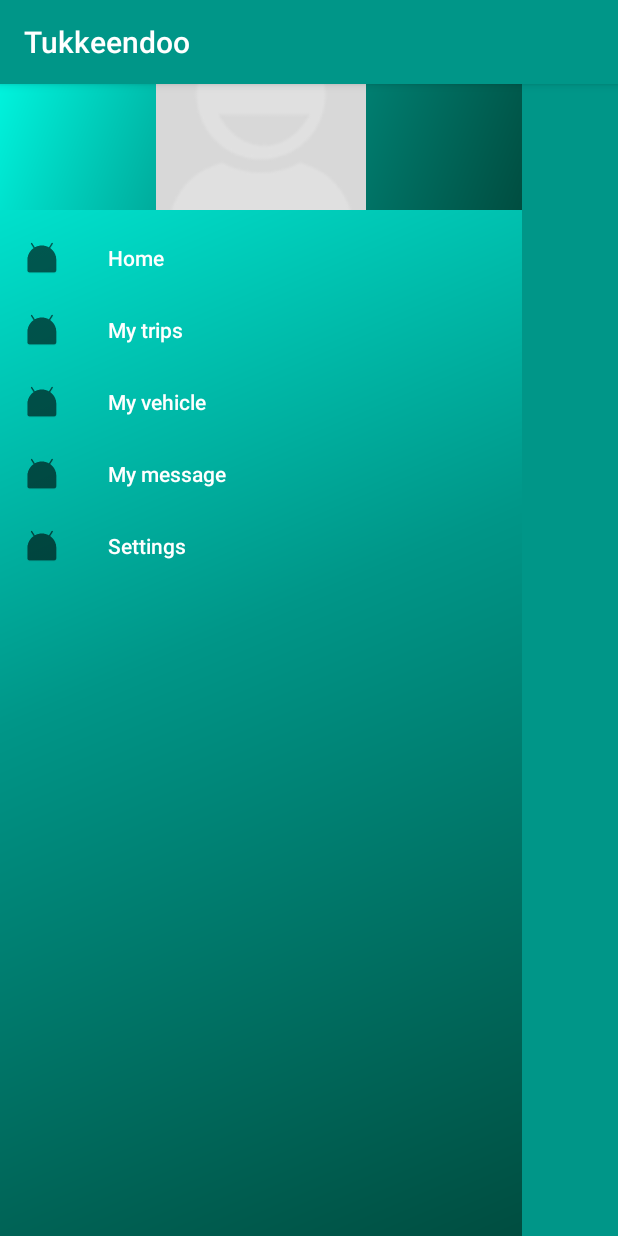
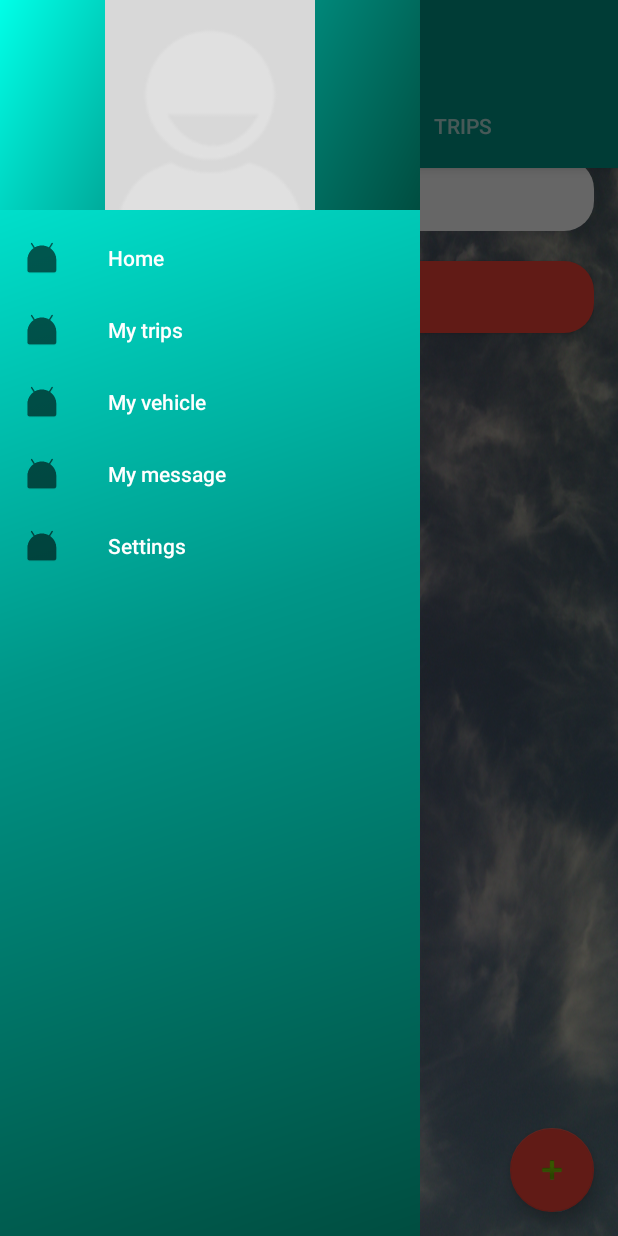
Before and after one commit to Toolbi/wootekay, an Android app: the MainActivity screen opened directly, with no data from a screen before it, with the side drawer open, on a phone screen of 412 x 824 dp. Run offline under Robolectric (Android 15) with nearby library versions, the phone set to English and light mode, and no system bars; network calls fail.

Commit message:
- Main view design

```diff
--- a/Tukkeendoo/tukkeendoo/src/main/AndroidManifest.xml
+++ b/Tukkeendoo/tukkeendoo/src/main/AndroidManifest.xml
@@ -25,7 +25,7 @@
 
         <activity android:name=".views.register.RegisterActivity" android:theme="@style/AppTheme.NoActionBar" />
         <activity android:name=".views.test.TestActivity" />
-        <activity android:name=".views.main.MainActivity" android:theme="@style/AppTheme"/>
+        <activity android:name=".views.main.MainActivity" android:theme="@style/AppTheme.NoActionBar"/>
 
     </application>
 
--- a/Tukkeendoo/tukkeendoo/src/main/java/com/tukkeendoo/app/network/HTTPRequest.java
+++ b/Tukkeendoo/tukkeendoo/src/main/java/com/tukkeendoo/app/network/HTTPRequest.java
@@ -48,7 +48,7 @@
     private static final String LOG_TAG = HTTPRequest.class.getSimpleName();
 
     private URL url;
-    private HttpURLConnection connection;
+    protected HttpURLConnection connection;
     private String method;
     private int readTimeOut;
     private int connectTimeOut;
--- a/Tukkeendoo/tukkeendoo/src/main/java/com/tukkeendoo/app/utils/thread_manager/Task.java
+++ b/Tukkeendoo/tukkeendoo/src/main/java/com/tukkeendoo/app/utils/thread_manager/Task.java
@@ -3,14 +3,17 @@
 import android.os.Handler;
 import android.os.Message;
 import android.os.Process;
+import android.util.Log;
 
 /**
  * Created by fallou on 27/07/2016.
  */
 public abstract class Task <Param, Result> implements Runnable {
+    private static final boolean DEBUG = true;
     public static final int TASK_BEGIN = 0x0;
     public static final int PUBLISH_PROGRESS = 0x1;
     public static final int TASK_COMPLETE = 0x2;
+//    private static final String LOG_TAG = Task.class.getSimpleName();
     private Thread thread;
     private Param [] params;
     private Result result;
@@ -33,9 +36,9 @@
     @Override
     public void run() {
         handler.sendEmptyMessage(TASK_BEGIN);
-
         Process.setThreadPriority(Process.THREAD_PRIORITY_BACKGROUND);
         thread = Thread.currentThread();
+        if (DEBUG) Log.v(getClass().getSimpleName(), "Starting task on thread " + thread.getName());
         result = doInBackground(params);
         if (result != null && handler != null && !thread.isInterrupted()){
             Message message = new Message();
--- a/Tukkeendoo/tukkeendoo/src/main/java/com/tukkeendoo/app/views/base/BasePage.java
+++ b/Tukkeendoo/tukkeendoo/src/main/java/com/tukkeendoo/app/views/base/BasePage.java
@@ -49,4 +49,6 @@
 
     @Override
     public void onHTTPResponse(HTTPResponse response) {}
+
+    public abstract CharSequence getTitle();
 }
--- a/Tukkeendoo/tukkeendoo/src/main/java/com/tukkeendoo/app/views/main/MainActivity.java
+++ b/Tukkeendoo/tukkeendoo/src/main/java/com/tukkeendoo/app/views/main/MainActivity.java
@@ -2,6 +2,7 @@
 
 import android.os.Bundle;
 import android.support.design.widget.NavigationView;
+import android.support.design.widget.TabLayout;
 import android.support.v4.view.GravityCompat;
 import android.support.v4.view.ViewPager;
 import android.support.v4.widget.DrawerLayout;
@@ -30,8 +31,8 @@
 
     public void buildMenuAndToolBar() {
 
-        //Toolbar toolbar = (Toolbar) findViewById(R.id.toolbar);
-        //setSupportActionBar(toolbar);
+        TabLayout tabLayout = (TabLayout) findViewById(R.id.tab_layout);
+//        setSupportActionBar(tabLayout);
 //        getSupportActionBar().setDisplayHomeAsUpEnabled(true);
 //        getSupportActionBar().setHomeButtonEnabled(true);
 
@@ -41,8 +42,10 @@
 
         pagerAdapter = new MainPagerAdapter(this, pages);
 
+
         pager = (ViewPager) findViewById(R.id.pager);
         pager.setAdapter(pagerAdapter);
+        tabLayout.setupWithViewPager(pager);
 
 
 //        TabLayout tabLayout = (TabLayout) findViewById(R.id.tabs_layout);
--- a/Tukkeendoo/tukkeendoo/src/main/java/com/tukkeendoo/app/views/main/MainPagerAdapter.java
+++ b/Tukkeendoo/tukkeendoo/src/main/java/com/tukkeendoo/app/views/main/MainPagerAdapter.java
@@ -29,9 +29,7 @@
     public Object instantiateItem(ViewGroup container, int position) {
         BasePage page = pages.get(position);
         View view = page.getView();
-        if (view != null){
-            return view;
-        }else {
+        if (view == null) {
             view = page.onCreateView(inflater, container);
             page.setView(view);
         }
@@ -55,6 +53,11 @@
     }
 
     @Override
+    public CharSequence getPageTitle(int position) {
+        return pages.get(position).getTitle();
+    }
+
+    @Override
     public void destroyItem(ViewGroup container, int position, Object view) {
         container.removeView((View) view);
     }
--- a/Tukkeendoo/tukkeendoo/src/main/java/com/tukkeendoo/app/views/main/home/HomePage.java
+++ b/Tukkeendoo/tukkeendoo/src/main/java/com/tukkeendoo/app/views/main/home/HomePage.java
@@ -31,7 +31,12 @@
     public void onHTTPResponse(HTTPResponse response) {
         if (response.isOk()) {
             TextView welcome = (TextView) findViewById(R.id.text_welcome);
-            //welcome.setText(response.getData().toString());
+            welcome.setText(response.getData().toString());
         }
     }
+
+    @Override
+    public CharSequence getTitle() {
+        return "Home";
+    }
 }
--- a/Tukkeendoo/tukkeendoo/src/main/java/com/tukkeendoo/app/views/main/trip/TripPage.java
+++ b/Tukkeendoo/tukkeendoo/src/main/java/com/tukkeendoo/app/views/main/trip/TripPage.java
@@ -17,4 +17,9 @@
 
         return  rootView;
     }
+
+    @Override
+    public CharSequence getTitle() {
+        return "Trips";
+    }
 }
--- a/Tukkeendoo/tukkeendoo/src/main/res/layout/activity_main.xml
+++ b/Tukkeendoo/tukkeendoo/src/main/res/layout/activity_main.xml
@@ -5,19 +5,19 @@
     android:id="@+id/drawer_layout"
     android:layout_width="match_parent"
     android:layout_height="match_parent"
-    android:fitsSystemWindows="true"
-    tools:openDrawer="start">
+    tools:openDrawer="start"
+    tools:context="com.tukkeendoo.app.views.main.MainActivity">
 
-    <android.support.design.widget.AppBarLayout
-        android:layout_width="match_parent"
-        android:layout_height="wrap_content"
-        android:id="@+id/app_bar_layout"
-        android:minHeight="?actionBarSize"
-        android:theme="@style/AppTheme.AppBarOverlay">
+    <!--<android.support.design.widget.AppBarLayout-->
+        <!--android:layout_width="match_parent"-->
+        <!--android:layout_height="wrap_content"-->
+        <!--android:id="@+id/app_bar_layout"-->
+        <!--android:minHeight="?actionBarSize"-->
+        <!--android:theme="@style/AppTheme.AppBarOverlay">-->
 
-        <android.support.v7.widget.Toolbar android:id="@+id/toolbar"
-            android:layout_width="match_parent" android:layout_height="?attr/actionBarSize"
-            android:background="?attr/colorPrimary" app:popupTheme="@style/AppTheme.PopupOverlay" />
+        <!--<android.support.v7.widget.Toolbar android:id="@+id/toolbar"-->
+            <!--android:layout_width="match_parent" android:layout_height="?attr/actionBarSize"-->
+            <!--android:background="?attr/colorPrimary" app:popupTheme="@style/AppTheme.PopupOverlay" />-->
 
 
         <!--<android.support.design.widget.TabLayout-->
@@ -25,16 +25,16 @@
             <!--android:layout_height="wrap_content"-->
             <!--android:id="@+id/tabs_layout"/>-->
 
-    </android.support.design.widget.AppBarLayout>
+    <!--</android.support.design.widget.AppBarLayout>-->
 
 
-    <include layout="@layout/main_content_view"
+    <include layout="@layout/main_app_bar"
         android:layout_width="match_parent"
         android:layout_height="match_parent" />
 
     <android.support.design.widget.NavigationView
         android:id="@+id/nav_menu_view"
-        android:layout_width="match_parent"
+        android:layout_width="wrap_content"
         android:layout_height="match_parent"
         android:layout_gravity="start"
         app:headerLayout="@layout/main_nav_menu_header"
--- /dev/null
+++ b/Tukkeendoo/tukkeendoo/src/main/res/layout/main_app_bar.xml
@@ -0,0 +1,31 @@
+<?xml version="1.0" encoding="utf-8"?>
+<android.support.design.widget.CoordinatorLayout xmlns:android="http://schemas.android.com/apk/res/android"
+    xmlns:app="http://schemas.android.com/apk/res-auto"
+    android:layout_width="match_parent"
+    android:layout_height="match_parent"
+    xmlns:tools="http://schemas.android.com/tools"
+    android:fitsSystemWindows="true"
+    tools:context="com.tukkeendoo.app.views.main.MainActivity">
+
+    <android.support.design.widget.AppBarLayout android:layout_height="wrap_content"
+        android:layout_width="match_parent" android:theme="@style/AppTheme.AppBarOverlay">
+
+        <android.support.v7.widget.Toolbar android:id="@+id/toolbar"
+            android:layout_width="match_parent" android:layout_height="?attr/actionBarSize"
+            android:background="?attr/colorPrimary" app:popupTheme="@style/AppTheme.PopupOverlay" />
+
+        <android.support.design.widget.TabLayout
+        android:layout_width="match_parent"
+        android:layout_height="?attr/actionBarSize"
+        android:id="@+id/tab_layout"/>
+
+    </android.support.design.widget.AppBarLayout>
+
+    <include layout="@layout/main_content_view" />
+
+    <android.support.design.widget.FloatingActionButton android:id="@+id/fab"
+        android:layout_width="wrap_content" android:layout_height="wrap_content"
+        android:layout_gravity="bottom|end" android:layout_margin="@dimen/fab_margin"
+        android:src="@android:drawable/ic_input_add" />
+
+</android.support.design.widget.CoordinatorLayout>
--- a/Tukkeendoo/tukkeendoo/src/main/res/values/dimens.xml
+++ b/Tukkeendoo/tukkeendoo/src/main/res/values/dimens.xml
@@ -11,4 +11,5 @@
     <dimen name="time_picker_padding">2dp</dimen>
     <dimen name="user_informer_padding">5dp</dimen>
     <dimen name="nav_menu_header_height">140dp</dimen>
+    <dimen name="fab_margin">16dp</dimen>
 </resources>
```
